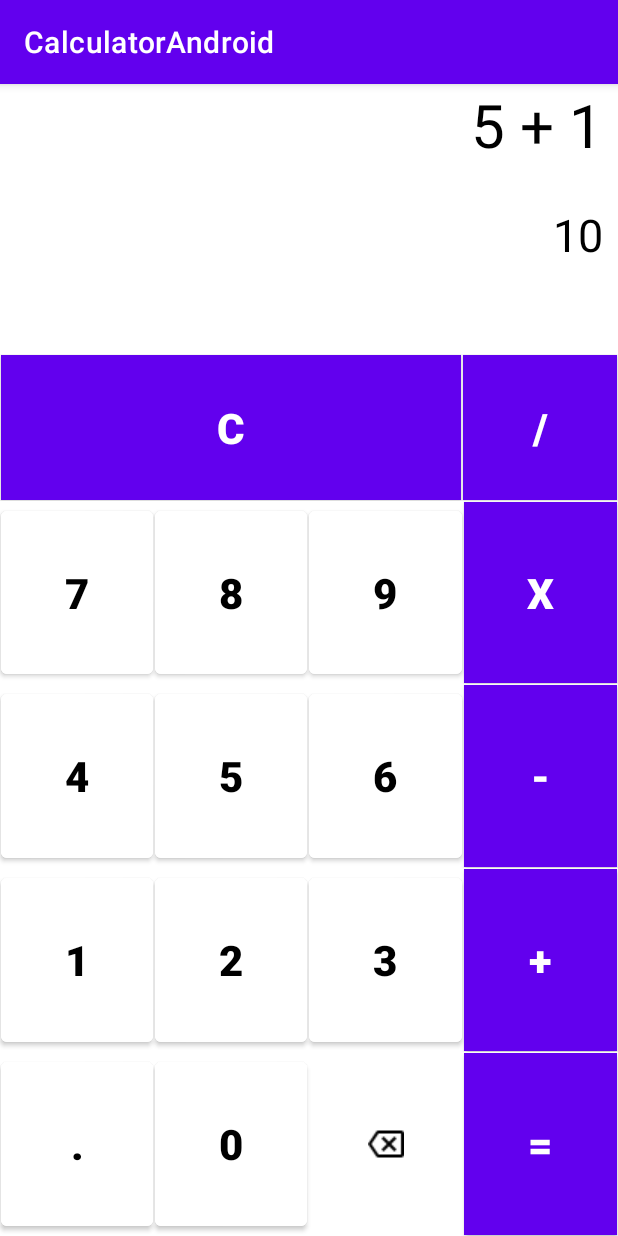
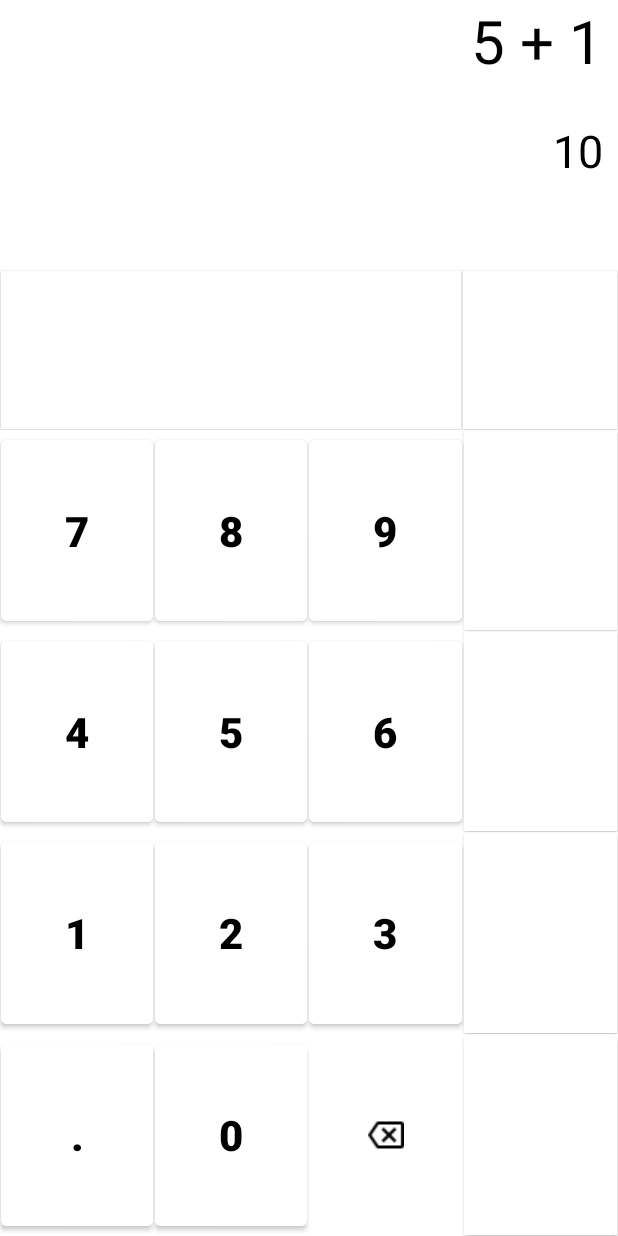
Before and after one commit to DiegoPSantana/CalculatorAndroid, an Android app: the screen it shows after launch (MainActivity), on a phone screen of 412 x 824 dp. Run offline under Robolectric (Android 15) with nearby library versions, the phone set to English and light mode, and no system bars.

Commit message:
Espaçamentos das ações e status bar em white

```diff
--- a/app/src/main/java/com/example/calculatorandroid/MainActivity.java
+++ b/app/src/main/java/com/example/calculatorandroid/MainActivity.java
@@ -9,5 +9,7 @@ public class MainActivity extends AppCompatActivity {
     protected void onCreate(Bundle savedInstanceState) {
         super.onCreate(savedInstanceState);
         setContentView(R.layout.activity_main);
+
+        getSupportActionBar().hide();
     }
 }
--- a/app/src/main/res/values/themes.xml
+++ b/app/src/main/res/values/themes.xml
@@ -2,8 +2,8 @@
     <!-- Base application theme. -->
     <style name="Theme.CalculatorAndroid" parent="Theme.MaterialComponents.DayNight.DarkActionBar">
         <!-- Primary brand color. -->
-        <item name="colorPrimary">@color/purple_500</item>
-        <item name="colorPrimaryVariant">@color/purple_700</item>
+        <item name="colorPrimary">@color/white</item>
+        <item name="colorPrimaryVariant">@color/white</item>
         <item name="colorOnPrimary">@color/white</item>
         <!-- Secondary brand color. -->
         <item name="colorSecondary">@color/teal_200</item>
```
